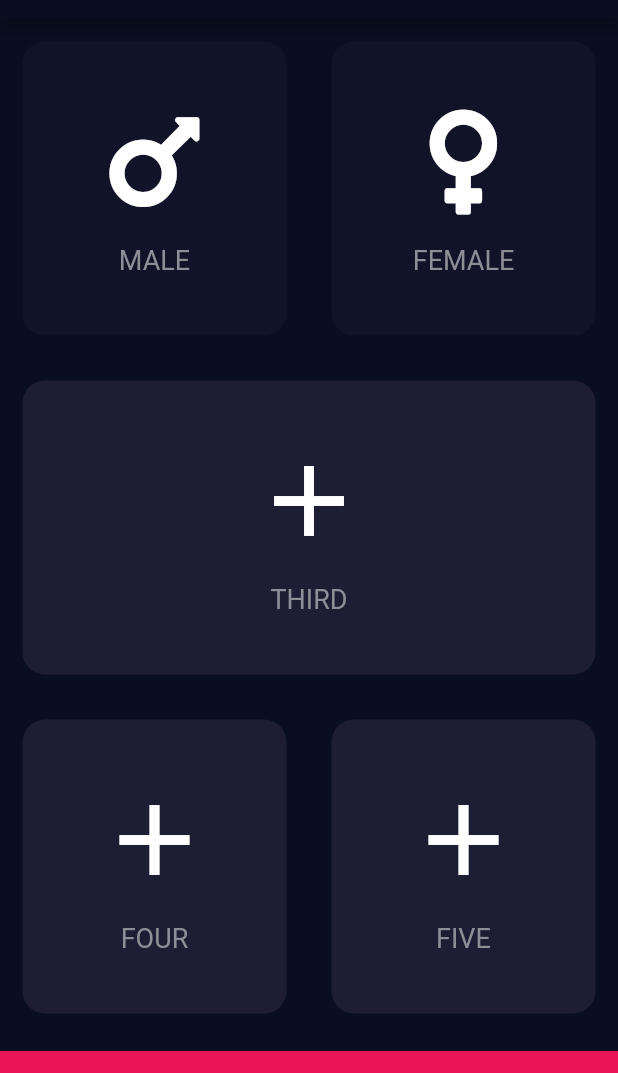
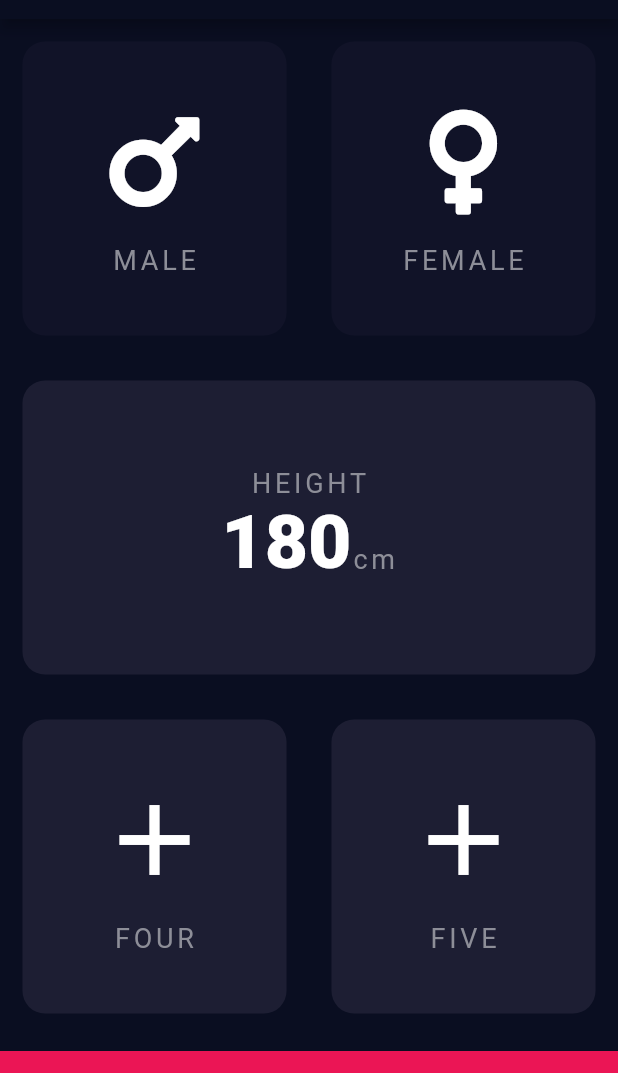
Before and after one commit to AndragApps/bmi_calculator, a Flutter app: the screen it shows after launch, on a phone screen of 412 x 824 dp, the part 65-1138 px from its top. Run offline on Flutter 3.47's test engine with Material 2 defaults, Android fonts, the phone set to English and light mode, and no system bars; our stand-ins replace font_awesome_flutter.

```diff
--- /dev/null
+++ b/lib/constants.dart
@@ -0,0 +1,31 @@
+import 'package:flutter/material.dart';
+import 'package:font_awesome_flutter/font_awesome_flutter.dart';
+
+///START CONST PROPETIES.
+
+const kDefaultCardBackgroundColor = Color(0XFF1D1E33);
+const kDefaultCardFontColor = Color(0xFF8D8E98);
+const kDefaultIconColor = Colors.white;
+const kDefaultTitle = 'DEFAULT VALUE';
+const kDefaultIcon = FontAwesomeIcons.airbnb;
+const kHeightBottomConainer = 80.0;
+const kColorBottomConainer = Color(0xFFEB1555);
+const kActiveCardColor = Color(0XFF1D1E33);
+const kInactiveCardColor = Color(0XFF111328);
+const kCardFontColor = Color(0xFF8D8E98);
+const kIconColor = kDefaultIconColor;
+const kTitle = kDefaultTitle;
+const kTitleColor = kDefaultCardFontColor;
+
+///ENDS CONST PROPETIES.
+
+const kTitleTextStyle = TextStyle(
+  color: kDefaultCardFontColor,
+  fontSize: 18.0,
+  letterSpacing: 2.5,
+);
+
+const kHeightTextStyle = TextStyle(
+  fontSize: 50.0,
+  fontWeight: FontWeight.w900,
+);
--- a/lib/main.dart
+++ b/lib/main.dart
@@ -1,16 +1,9 @@
 import 'package:bmi_calculator/reusable_Widgets/cardWidget.dart';
 import 'package:flutter/material.dart';
+import 'package:flutter/widgets.dart';
 import 'package:font_awesome_flutter/font_awesome_flutter.dart';
+import 'constants.dart';
 import 'reusable_Widgets/containerWidget.dart';
-
-///START CONST PROPETIES.
-const heightBottomConainer = 80.0;
-const colorBottomConainer = Color(0xFFEB1555);
-const activeCardColor = Color(0XFF1D1E33);
-const inactiveCardColor = Color(0XFF111328);
-const cardFontColor = Color(0xFF8D8E98);
-
-///CONST PROPERTIES ENDS.
 
 ///START OF ENUM.
 enum Gender {
@@ -79,12 +72,11 @@ class _InputPageState extends State<InputPage> {
                         });
                       },
                       backgroundColor: selectedGender == Gender.male
-                          ? activeCardColor
-                          : inactiveCardColor,
+                          ? kActiveCardColor
+                          : kInactiveCardColor,
                       cardChild: CardWidget(
                         icon: FontAwesomeIcons.mars,
                         title: "MALE",
-                        titleColor: cardFontColor,
                       ),
                     ),
                   ),
@@ -98,12 +90,11 @@ class _InputPageState extends State<InputPage> {
                         });
                       },
                       backgroundColor: selectedGender == Gender.female
-                          ? activeCardColor
-                          : inactiveCardColor,
+                          ? kActiveCardColor
+                          : kInactiveCardColor,
                       cardChild: CardWidget(
                         icon: FontAwesomeIcons.venus,
                         title: "FEMALE",
-                        titleColor: cardFontColor,
                       ),
                     ),
                   ),
@@ -112,11 +103,30 @@ class _InputPageState extends State<InputPage> {
             ),
             Expanded(
               child: ReusableContainer(
-                backgroundColor: activeCardColor,
-                cardChild: CardWidget(
-                  icon: Icons.add,
-                  title: "THIRD",
-                  titleColor: cardFontColor,
+                backgroundColor: kActiveCardColor,
+                cardChild: Column(
+                  mainAxisAlignment: MainAxisAlignment.center,
+                  children: [
+                    Text(
+                      "HEIGHT",
+                      style: kTitleTextStyle,
+                    ),
+                    Row(
+                      crossAxisAlignment: CrossAxisAlignment.baseline,
+                      textBaseline: TextBaseline.alphabetic,
+                      mainAxisAlignment: MainAxisAlignment.center,
+                      children: [
+                        Text(
+                          "180",
+                          style: kHeightTextStyle,
+                        ),
+                        Text(
+                          "cm",
+                          style: kTitleTextStyle,
+                        ),
+                      ],
+                    ),
+                  ],
                 ),
               ),
             ),
@@ -125,21 +135,19 @@ class _InputPageState extends State<InputPage> {
                 children: [
                   Expanded(
                     child: ReusableContainer(
-                      backgroundColor: activeCardColor,
+                      backgroundColor: kActiveCardColor,
                       cardChild: CardWidget(
                         icon: Icons.add,
                         title: "FOUR",
-                        titleColor: cardFontColor,
                       ),
                     ),
                   ),
                   Expanded(
                     child: ReusableContainer(
-                      backgroundColor: activeCardColor,
+                      backgroundColor: kActiveCardColor,
                       cardChild: CardWidget(
                         icon: Icons.add,
                         title: "FIVE",
-                        titleColor: cardFontColor,
                       ),
                     ),
                   ),
@@ -148,8 +156,8 @@ class _InputPageState extends State<InputPage> {
             ),
             Container(
               margin: EdgeInsets.only(top: 10.0),
-              height: heightBottomConainer,
-              color: colorBottomConainer,
+              height: kHeightBottomConainer,
+              color: kColorBottomConainer,
               width: double.infinity,
             ),
           ],
--- a/lib/reusable_Widgets/cardWidget.dart
+++ b/lib/reusable_Widgets/cardWidget.dart
@@ -1,27 +1,16 @@
 import 'package:flutter/material.dart';
 import 'package:font_awesome_flutter/font_awesome_flutter.dart';
 
-///START CONST PROPETIES.
-
-const defaultCardBackgroundColor = Color(0XFF1D1E33);
-const defaultCardFontColor = Color(0xFF8D8E98);
-const defaultIconColor = Colors.white;
-const defaultTitle = 'DEFAULT VALUE';
-
-///ENDS CONST PROPETIES.
+import '../constants.dart';
 
 class CardWidget extends StatelessWidget {
   const CardWidget({
-    this.iconColor = defaultIconColor,
     this.icon = FontAwesomeIcons.airbnb,
-    this.title = defaultTitle,
-    this.titleColor = defaultCardFontColor,
+    this.title = kDefaultTitle,
   });
 
-  final Color? iconColor;
   final IconData? icon;
   final String title;
-  final Color? titleColor;
 
   @override
   Widget build(BuildContext context) {
@@ -31,18 +20,12 @@ class CardWidget extends StatelessWidget {
         Icon(
           icon,
           size: 80.0,
-          color: iconColor,
+          color: kIconColor,
         ),
         SizedBox(
           height: 15.0,
         ),
-        Text(
-          title,
-          style: TextStyle(
-            color: titleColor,
-            fontSize: 18.0,
-          ),
-        ),
+        Text(title, style: kTitleTextStyle),
       ],
     );
   }
--- a/lib/reusable_Widgets/containerWidget.dart
+++ b/lib/reusable_Widgets/containerWidget.dart
@@ -18,7 +18,9 @@ class ReusableContainer extends StatelessWidget {
       child: Container(
         margin: EdgeInsets.all(15.0),
         decoration: BoxDecoration(
-            color: backgroundColor, borderRadius: BorderRadius.circular(15.0)),
+          color: backgroundColor,
+          borderRadius: BorderRadius.circular(15.0),
+        ),
         child: cardChild,
       ),
     );
```
Also changed, not shown: flutter_03.png (added), 1 other file.
